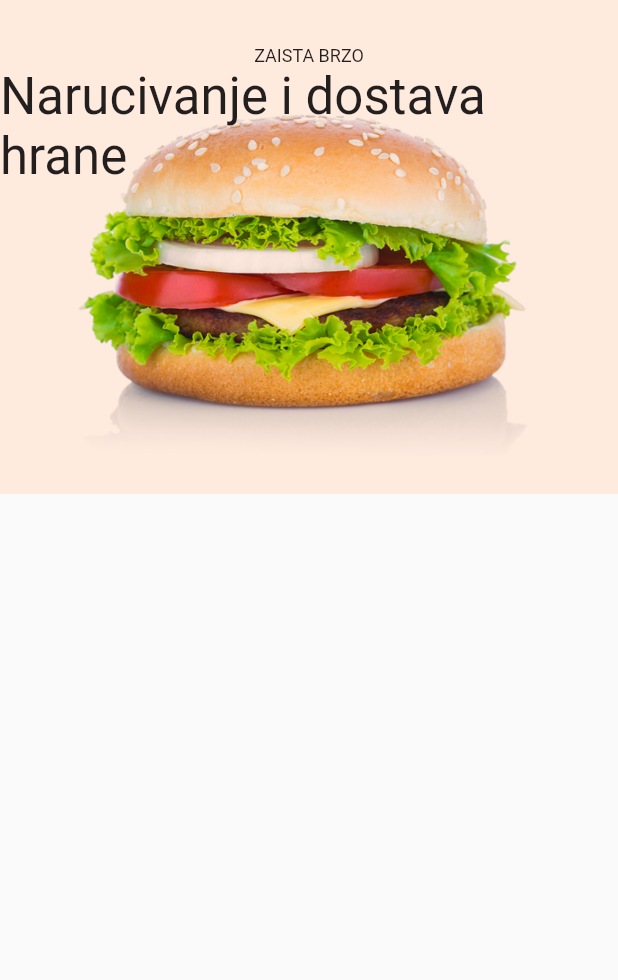
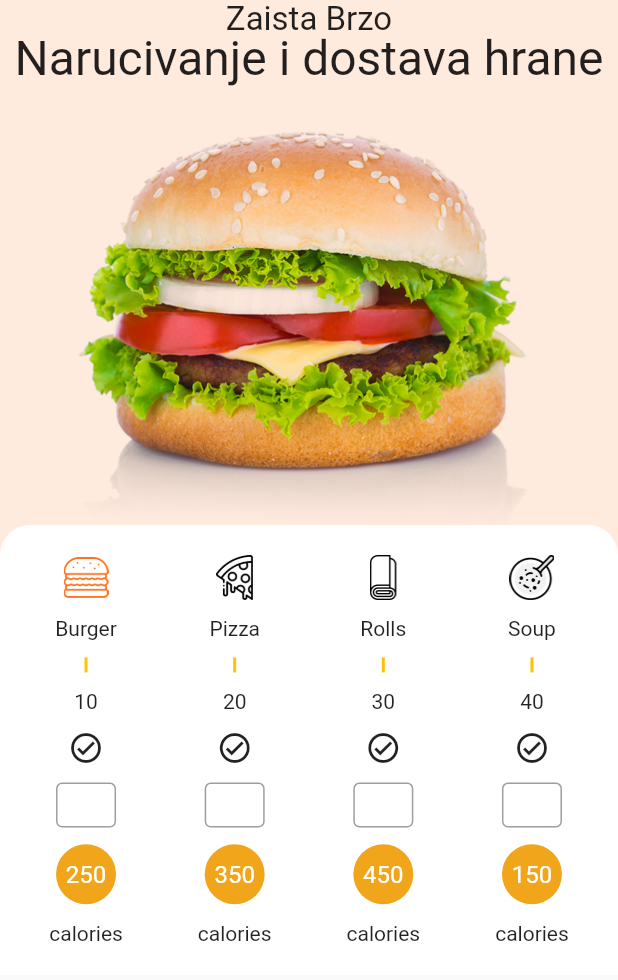
Before and after one commit to eldarheleg/fast_food_app_lab, a Flutter app: the screen it shows after launch, on a phone screen of 412 x 824 dp. Shown: the top 980 px of the screen. Run offline on Flutter 3.47's test engine with Material 2 defaults, Android fonts, the phone set to English and light mode, and no system bars.

```diff
--- a/lib/food.dart
+++ b/lib/food.dart
@@ -1,10 +1,16 @@
+import 'package:flutter/material.dart';
+
 class Food {
   final String name;
   final String url;
   final double price;
   final double calories;
+  final TextEditingController controller;
 
-  Food({required this.name, required this.url,required this.price, required this.calories});
-
-
+  Food(
+      {required this.name,
+      required this.url,
+      required this.price,
+      required this.calories,
+      required this.controller});
 }
--- a/lib/main.dart
+++ b/lib/main.dart
@@ -1,6 +1,7 @@
 import 'package:fast_food_app_lab/city.dart';
 import 'package:fast_food_app_lab/food.dart';
 import 'package:flutter/material.dart';
+import 'package:flutter/services.dart';
 
 void main() {
   runApp(const MyApp());
@@ -30,11 +31,12 @@ class MyHomePage extends StatefulWidget {
 }
 
 class _MyHomePageState extends State<MyHomePage> {
+  final controller1 = TextEditingController();
   List<Food> meals = [
-    Food(name: "Burger", url: "assets/jelo1.png", price: 10, calories: 250),
-    Food(name: "Pizza", url: "assets/jelo2.png", price: 20, calories: 350),
-    Food(name: "Rolls", url: "assets/jelo3.png", price: 30, calories: 450),
-    Food(name: "Soup", url: "assets/jelo4.png", price: 40, calories: 150),
+    Food(name: "Burger", url: "assets/jelo1.png", price: 10, calories: 250, controller: TextEditingController()),
+    Food(name: "Pizza", url: "assets/jelo2.png", price: 20, calories: 350,controller: TextEditingController()),
+    Food(name: "Rolls", url: "assets/jelo3.png", price: 30, calories: 450,controller: TextEditingController()),
+    Food(name: "Soup", url: "assets/jelo4.png", price: 40, calories: 150,controller: TextEditingController()),
   ];
   List<City> cities = [
     City(name: "Centar", distance: 1),
@@ -42,61 +44,123 @@ class _MyHomePageState extends State<MyHomePage> {
     City(name: "Radakovo", distance: 3),
     City(name: "Crkvice", distance: 4),
   ];
+
   @override
   Widget build(BuildContext context) {
     return SafeArea(
-      child: Scaffold(
-        body: Column(
-          children: [
-            Stack(
-              clipBehavior: Clip.none,
+      child: GestureDetector(
+        onTap: (){},
+        child: Scaffold(
+          body: SizedBox(
+            width: MediaQuery.of(context).size.width,
+            height: MediaQuery.of(context).size.height,
+            child: Stack(
               alignment: Alignment.topCenter,
-              fit: StackFit.loose,
               children: [
-                Container(
-                  width: double.infinity,
-                  height: MediaQuery.of(context).size.height*0.4,
-                  decoration: BoxDecoration(
-                    image: DecorationImage(
-                      fit: BoxFit.fill,
-                      image: AssetImage("assets/Reklama.png"),
+                Image.asset("assets/Reklama.png"),
+                const BasicText(
+                  text: "Zaista Brzo",
+                  textStyle: TextStyle(fontSize: 22),
+                ),
+                const Positioned(
+                  top: 20,
+                  child: BasicText(
+                    text: "Narucivanje i dostava hrane",
+                    textStyle: TextStyle(fontSize: 32),
+                  ),
+                ),
+                Positioned(
+                  top: 350,
+                  child: SingleChildScrollView(
+
+                    child: Container(
+                      height: 300,
+                      width: MediaQuery.of(context).size.width,
+                      decoration: BoxDecoration(
+                          borderRadius: BorderRadius.only(
+                              topLeft: Radius.circular(20),
+                              topRight: Radius.circular(20),),
+                          color: Colors.white),
+                      child: Center(
+                        child: ListView.separated(
+                          separatorBuilder: (context, index) => SizedBox(
+                            width: 50,
+                          ),
+                          scrollDirection: Axis.horizontal,
+                          padding: EdgeInsets.symmetric(vertical: 20),
+                          shrinkWrap: true,
+                          itemCount: meals.length,
+                          itemBuilder: (context, index) {
+                            return Column(
+                              mainAxisAlignment: MainAxisAlignment.spaceBetween,
+                              children: [
+                                Image.asset(
+                                  meals[index].url,
+                                  height: 30,
+                                  width: 30,
+                                ),
+                                Text(meals[index].name),
+                                Container(
+                                  height: 10,
+                                  width: 2,
+                                  color: Colors.amber,
+                                ),
+                                Text(meals[index].price.toInt().toString()),
+                                Icon(Icons.check_circle_outlined),
+                                Container(
+                                  child: TextField(
+                                    textAlign: TextAlign.center,
+                                    maxLines: 1,
+                                    keyboardType: TextInputType.number,
+                                    inputFormatters: [FilteringTextInputFormatter.digitsOnly],
+                                    decoration: InputDecoration(border: OutlineInputBorder(),contentPadding: EdgeInsets.zero),
+                                    controller: meals[index].controller,
+                                  ),
+                                  height: 30,
+                                  width: 40,
+                                ),
+                                CircleAvatar(
+                                  backgroundColor: Color.fromARGB(255, 240, 165, 26),
+                                  child: Text(
+                                      meals[index].calories.toInt().toString(), style: TextStyle(color: Colors.white),),
+                                ),
+                                Text("calories"),
+                              ],
+                            );
+                          },
+                        ),
+                        // Column(
+                        //   mainAxisAlignment: MainAxisAlignment.spaceBetween,
+                        //   children: [
+                        //     Image.asset(
+                        //       "assets/jelo1.png",
+                        //       height: 30,
+                        //       width: 30,
+                        //     ),
+                        //     Text("burger"),
+                        //     VerticalDivider(),
+                        //     Text("15"),
+                        //     Icon(Icons.check_circle_outlined),
+                        //     Container(
+                        //       child: TextField(
+                        //         readOnly: true,
+                        //       ),
+                        //       height: 30,
+                        //       width: 30,
+                        //     ),
+                        //     CircleAvatar(
+                        //       child: Text("233"),
+                        //     ),
+                        //     Text("calories"),
+                        //   ],
+                        // )
+                      ),
                     ),
                   ),
                 ),
-                Padding(
-                  padding: const EdgeInsets.only(top: 30),
-                  child: Positioned(
-                    top: 0,
-                    child: Column(
-                      children: const [
-                        BasicText(
-                          text: "ZAISTA BRZO",
-                          textStyle: TextStyle(fontSize: 12),
-                        ),
-                        BasicText(
-                          text: "Narucivanje i dostava hrane",
-                          textStyle: TextStyle(fontSize: 34),
-                        ),
-                      ],
-                    ),
-                  ),
-                ),
-                Positioned(
-                  bottom: 50,
-                  child: Expanded(
-                    child: Container(
-                      width: double.maxFinite,
-                      decoration: BoxDecoration(
-                          color: Colors.amber,
-                          borderRadius: BorderRadius.only(
-                              topLeft: Radius.circular(20),
-                              topRight: Radius.circular(20))),
-                    ),
-                  ),
-                )
               ],
             ),
-          ],
+          ),
         ),
       ),
     );
```
